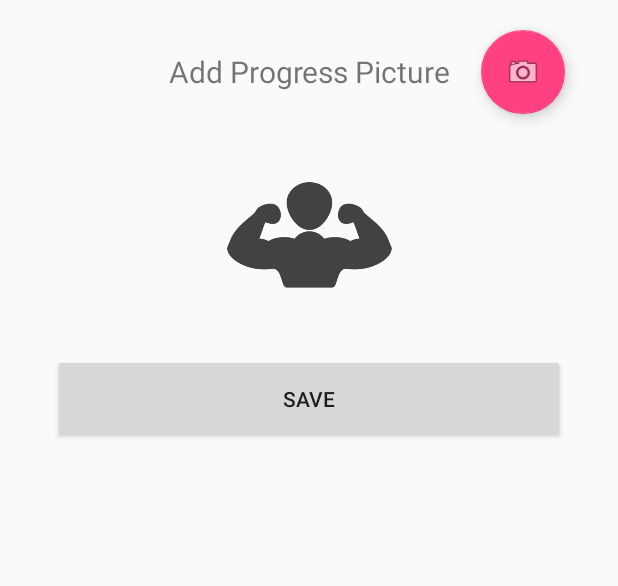
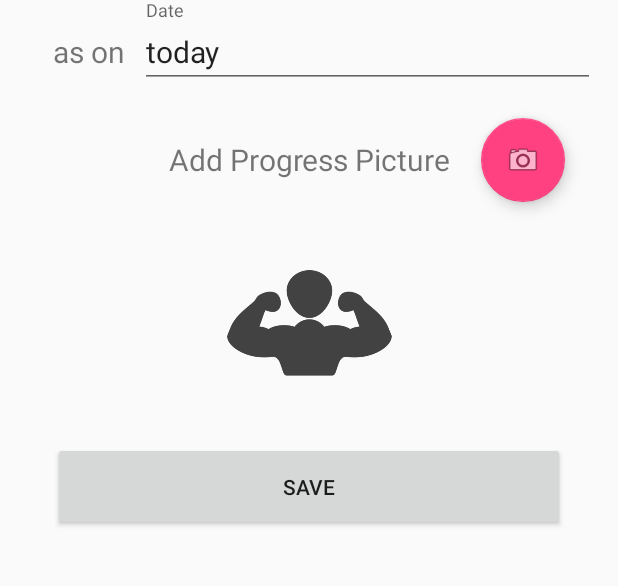
Before and after one commit to srichakradhar/WeightsUp, an Android app: the AddLogActivity screen opened directly, with no data from a screen before it, on a phone screen of 412 x 824 dp, the part 299-885 px from its top. Run offline under Robolectric (Android 15) with nearby library versions, the phone set to English and light mode, and no system bars.

Commit message:
Add date field along with weight in add_log_activity, so that user can add weight at a later time, if forgot to add before.

```diff
--- a/app/build.gradle
+++ b/app/build.gradle
@@ -39,6 +39,7 @@ dependencies {
     })
     compile 'com.android.support:appcompat-v7:25.3.1'
     compile 'com.android.support:design:25.3.1'
+    compile 'com.google.android.gms:play-services-games:10.2.6'
     compile project(':BaseGameUtils')
     testCompile 'junit:junit:4.12'
 }
--- a/app/src/main/java/chuckree/weightsup/AddLogActivity.java
+++ b/app/src/main/java/chuckree/weightsup/AddLogActivity.java
@@ -2,6 +2,8 @@ package chuckree.weightsup;
 
 import android.annotation.TargetApi;
 import android.app.Activity;
+import android.app.DatePickerDialog;
+import android.app.Dialog;
 import android.content.ComponentName;
 import android.content.ContentValues;
 import android.content.DialogInterface;
@@ -29,6 +31,7 @@ import android.util.Log;
 import android.view.MenuItem;
 import android.view.View;
 import android.widget.Button;
+import android.widget.DatePicker;
 import android.widget.EditText;
 import android.widget.ImageView;
 import android.widget.Toast;
@@ -36,8 +39,12 @@ import android.widget.Toast;
 import java.io.File;
 import java.io.IOException;
 import java.io.InputStream;
+import java.text.SimpleDateFormat;
 import java.util.ArrayList;
+import java.util.Calendar;
+import java.util.Date;
 import java.util.List;
+import java.util.Locale;
 
 import chuckree.weightsup.data.WeightLogContract;
 import chuckree.weightsup.data.WeightLogDbHelper;
@@ -45,13 +52,19 @@ import chuckree.weightsup.data.WeightLogDbHelper;
 import static android.Manifest.permission.CAMERA;
 import static android.Manifest.permission.READ_EXTERNAL_STORAGE;
 import static android.Manifest.permission.WRITE_EXTERNAL_STORAGE;
+import static chuckree.weightsup.DetailsActivity.DATE_DIALOG_ID;
 import static chuckree.weightsup.DetailsActivity.WEIGHT;
+import static chuckree.weightsup.R.id.target_date_edit_text;
 
 public class AddLogActivity extends AppCompatActivity {
 
     private static final String TAG = AddLogActivity.class.toString();
     private SQLiteDatabase mDb;
     private boolean kgs = true;
+    private int year;
+    private int month;
+    private int day;
+    private EditText current_date_edit_text;
 
     Bitmap progress_pic_bitmap;
     Uri progress_pic_uri;
@@ -70,6 +83,7 @@ public class AddLogActivity extends AppCompatActivity {
         setContentView(R.layout.activity_add_log);
 
         final EditText weight_log_edit_text = (EditText) findViewById(R.id.weight_log_edit_text);
+        current_date_edit_text = (EditText) findViewById(R.id.current_date_edit_text);
         Button add_log_button = (Button) findViewById(R.id.button_add_log);
         FloatingActionButton pic_fab = (FloatingActionButton) findViewById(R.id.pic_fab);
 
@@ -80,6 +94,8 @@ public class AddLogActivity extends AppCompatActivity {
         mDb = dbHelper.getWritableDatabase();
         kgs = PreferenceManager.getDefaultSharedPreferences(this).getBoolean(DetailsActivity.UNITS, true);
 
+        current_date_edit_text.setText(R.string.today);
+
         pic_fab.setOnClickListener(new View.OnClickListener() {
             @Override
             public void onClick(View v) {
@@ -89,14 +105,21 @@ public class AddLogActivity extends AppCompatActivity {
             }
         });
 
+        current_date_edit_text.setOnClickListener(new View.OnClickListener() {
+            @Override
+            public void onClick(View v) {
+                showDialog(DATE_DIALOG_ID);
+            }
+        });
+
         add_log_button.setOnClickListener(new View.OnClickListener() {
             @Override
             public void onClick(View v) {
 
                 try {
-                    addNewLog(Float.parseFloat(weight_log_edit_text.getText().toString()));
+                    String weight = weight_log_edit_text.getText().toString().trim();
+                    addNewLog(Float.parseFloat(weight));
                     SharedPreferences.Editor editor = PreferenceManager.getDefaultSharedPreferences(getApplicationContext()).edit();
-                    String weight = weight_log_edit_text.getText().toString().trim();
                     editor.putString(WEIGHT, kgs ? weight : String.valueOf(Double.parseDouble(weight) * MainActivity.LBS_TO_KGS));
                     editor.apply();
                     Toast.makeText(getApplicationContext(), "Successfully logged the weight", Toast.LENGTH_SHORT).show();
@@ -176,6 +199,11 @@ public class AddLogActivity extends AppCompatActivity {
         }
         Float lossGain = latestWeight == 0 ? 0 : latestWeight - weight;
         cv.put(WeightLogContract.WeightLogEntry.COLUMN_LOSS_GAIN, lossGain);
+        String today = new SimpleDateFormat("MM/dd/yyyy", Locale.US).format(new Date());
+        String user_date = current_date_edit_text.getText().toString();
+        if(!today.equals(user_date) && !user_date.equals(getString(R.string.today))){
+            cv.put(WeightLogContract.WeightLogEntry.COLUMN_TIMESTAMP, new SimpleDateFormat("yyyy-MM-dd HH:mm:ss", Locale.US).format(new Date(user_date)));
+        }
         if (progress_pic_uri != null)
             cv.put(WeightLogContract.WeightLogEntry.COLUMN_IMAGE_PATH, progress_pic_uri.toString());
         return mDb.insert(WeightLogContract.WeightLogEntry.TABLE_NAME, null, cv);
@@ -390,6 +418,43 @@ public class AddLogActivity extends AppCompatActivity {
                 .show();
     }
 
+    @Override
+    protected Dialog onCreateDialog(int id) {
+        switch (id) {
+            case DATE_DIALOG_ID:
+                // set date picker as current date
+                final Calendar c = Calendar.getInstance();
+                year = c.get(Calendar.YEAR);
+                month = c.get(Calendar.MONTH);
+                day = c.get(Calendar.DAY_OF_MONTH);
+
+                return new DatePickerDialog(this, datePickerListener,
+                        year, month, day);
+        }
+        return null;
+    }
+
+    private DatePickerDialog.OnDateSetListener datePickerListener
+            = new DatePickerDialog.OnDateSetListener() {
+
+        // when dialog box is closed, below method will be called.
+        public void onDateSet(DatePicker view, int selectedYear,
+                              int selectedMonth, int selectedDay) {
+            year = selectedYear;
+            month = selectedMonth;
+            day = selectedDay;
+
+            // set selected date into EditText
+            current_date_edit_text.setText(new StringBuilder().append(month + 1)
+                    .append("/").append(day).append("/").append(year)
+                    .append(" "));
+
+            // set selected date into datepicker also
+//            date_picker.init(year, month, day, null);
+
+        }
+    };
+
     private boolean canMakeSmores() {
         return (Build.VERSION.SDK_INT > Build.VERSION_CODES.LOLLIPOP_MR1);
     }
--- a/app/src/main/java/chuckree/weightsup/DetailsActivity.java
+++ b/app/src/main/java/chuckree/weightsup/DetailsActivity.java
@@ -103,6 +103,10 @@ public class DetailsActivity extends AppCompatActivity {
             editor.putBoolean(UNITS, true);
             editor.apply();
         }
+//        else{
+//            male_option.setChecked(gender);
+//            female_option.setChecked(!gender);
+//        }
 
 
         save_button.setOnClickListener(new View.OnClickListener() {
--- a/app/src/main/res/layout/activity_add_log.xml
+++ b/app/src/main/res/layout/activity_add_log.xml
@@ -43,6 +43,36 @@
         <android.support.v7.widget.LinearLayoutCompat
             android:layout_width="match_parent"
             android:layout_height="wrap_content"
+            android:orientation="horizontal">
+
+            <TextView
+                style="@style/text_style"
+                android:layout_width="wrap_content"
+                android:layout_height="wrap_content"
+                android:layout_gravity="bottom"
+                android:layout_marginBottom="5dp"
+                android:text="@string/as_on" />
+
+            <android.support.design.widget.TextInputLayout
+                android:layout_width="0dp"
+                android:layout_weight="1"
+                android:layout_height="wrap_content"
+                android:paddingStart="10dp">
+
+                <EditText
+                    android:id="@+id/current_date_edit_text"
+                    android:layout_width="match_parent"
+                    android:layout_height="wrap_content"
+                    android:hint="@string/date"
+                    android:inputType="date"
+                    android:textSize="20sp" />
+            </android.support.design.widget.TextInputLayout>
+
+        </android.support.v7.widget.LinearLayoutCompat>
+
+        <android.support.v7.widget.LinearLayoutCompat
+            android:layout_width="match_parent"
+            android:layout_height="wrap_content"
             android:gravity="center|end">
 
             <TextView
--- a/app/src/main/res/values/strings.xml
+++ b/app/src/main/res/values/strings.xml
@@ -27,4 +27,6 @@
     <string name="units">Units</string>
     <string name="progress_picture">Add Progress Picture</string>
     <string name="progress_picture_preview">Progress Picture Preview</string>
+    <string name="as_on">as on</string>
+    <string name="today">today</string>
 </resources><!--https://www.norio.be/android-feature-graphic-generator/?config=%7B%22background%22%3A%7B%22color%22kj%3A%22%23c71702%22%2C%22gradient%22%3A%7B%22type%22%3A%22radial%22%2C%22radius%22%3A%22600%22%2C%22angle%22%3A%22vertical%22%2C%22color%22%3A%22%23c77694%22%7D%7D%2C%22title%22%3A%7B%22text%22%3A%22%22%2C%22position%22%3A148%2C%22color%22%3A%22%23ffffff%22%2C%22size%22%3A200%2C%22font%22%3A%7B%22family%22%3A%22sans-serif%22%2C%22effect%22%3A%22bold%22%7D%7D%2C%22subtitle%22%3A%7B%22text%22%3A%22%22%2C%22color%22%3A%22%23ffffff%22%2C%22size%22%3A100%2C%22offset%22%3A0%2C%22font%22%3A%7B%22family%22%3A%22sans-serif%22%2C%22effect%22%3A%22normal%22%7D%7D%2C%22image%22%3A%7B%22position%22%3A%220.5%22%2C%22positionX%22%3A%220.5%22%2C%22scale%22%3A%220.55%22%2C%22file%22%3A%7B%7D%7D%2C%22size%22%3A%22feature-graphic%22%7D-->
```
Also changed, not shown: app/src/main/java/chuckree/weightsup/MainActivity.java (+22 -0 lines).
